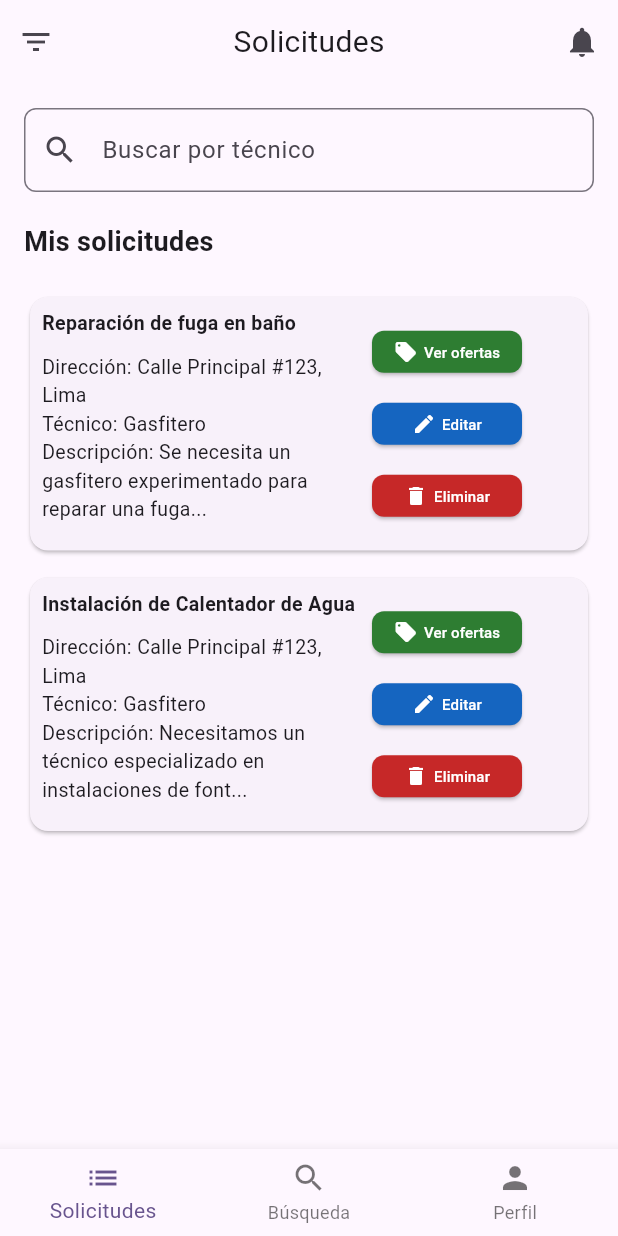
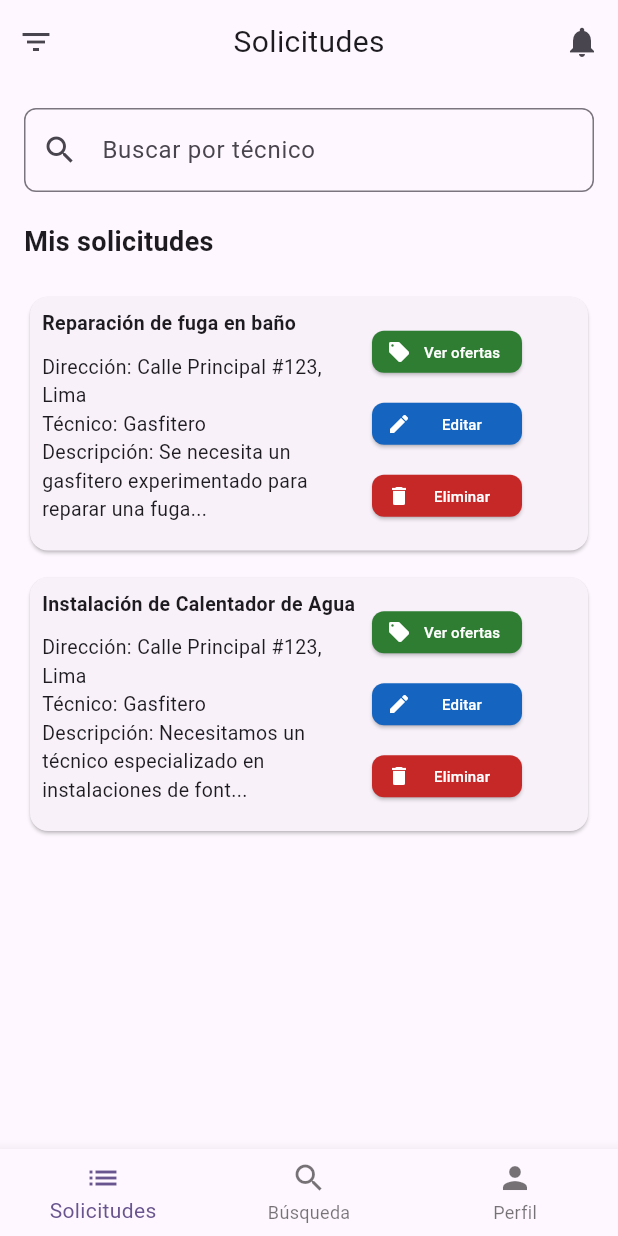
Before and after one commit to AM-SocialTechOrg/ServiFix_Flutter, a Flutter app: the screen it shows after launch, on a phone screen of 412 x 824 dp. Run offline on Flutter 3.47's test engine with Material 3 defaults, Android fonts, the phone set to English and light mode, and no system bars; our stand-ins replace file_picker, permission_handler, shared_preferences; missing offline and left inert: dart:ffi, jwt_decode; accounts and stored records are empty; network calls fail.

Commit message:
Creating the offers view
Co-Authored-By: Luis Alberto Siancas Retegui <112042262+DahuX04@users.noreply.github.com>
Co-Authored-By: Jean Carlos Achamizo <traxefeder@gmail.com>
Co-Authored-By: Rodrigo Raymundo  <130820365+RodrigoRG24@users.noreply.github.com>
Co-Authored-By: Lucía A. <91093842+luciaaliagat@users.noreply.github.com>

```diff
--- a/lib/main.dart
+++ b/lib/main.dart
@@ -2,6 +2,7 @@ import 'package:flutter/material.dart';
 import 'package:servifix_flutter/views/notification.dart';
 import 'package:servifix_flutter/views/request_offer.dart';
 import 'package:servifix_flutter/views/login.dart';
+import 'package:servifix_flutter/views/offer.dart';
 import 'package:provider/provider.dart';
 import 'api/provider/AuthModel.dart';
 
--- a/lib/views/request_offer.dart
+++ b/lib/views/request_offer.dart
@@ -4,6 +4,7 @@ import 'package:servifix_flutter/views/user_profile.dart';
 import 'package:servifix_flutter/api/dto/get_user_response_by_account.dart';
 import 'package:servifix_flutter/api/service/userService.dart';
 import 'package:servifix_flutter/views/notification.dart';
+import 'package:servifix_flutter/views/offer.dart';
 
 class RequestOffer extends StatefulWidget {
   const RequestOffer({Key? key}) :super(key: key);
@@ -78,13 +79,18 @@ class _OfferState extends State<RequestOffer> {
               child: Column(
                 children: [
                   ElevatedButton(
-                    onPressed: () {},
+                    onPressed: () {
+                      Navigator.push(
+                        context,
+                        MaterialPageRoute(builder: (context) => offer()),
+                      );
+                    },
                     style: ElevatedButton.styleFrom(
                       backgroundColor: Colors.green[800],
                       shape: RoundedRectangleBorder(
                         borderRadius: BorderRadius.circular(8.0),
                       ),
-                      padding: EdgeInsets.zero,
+                      padding: EdgeInsets.fromLTRB(10, 0, 10, 0),
                       minimumSize: Size(0, 28),
                     ),
                     child: Row(
@@ -93,7 +99,13 @@ class _OfferState extends State<RequestOffer> {
                       children: [
                         Icon(Icons.local_offer, size: 16, color: Colors.white),
                         SizedBox(width: 4),
-                        Text('Ver ofertas', style: TextStyle(fontSize: 10, color: Colors.white),
+                        Expanded(
+                          child: Center(
+                            child: Text(
+                              'Ver ofertas',
+                              style: TextStyle(fontSize: 10, color: Colors.white),
+                            ),
+                          ),
                         ),
                       ],
                     ),
@@ -105,7 +117,7 @@ class _OfferState extends State<RequestOffer> {
                       shape: RoundedRectangleBorder(
                         borderRadius: BorderRadius.circular(8.0),
                       ),
-                      padding: EdgeInsets.zero,
+                      padding: EdgeInsets.fromLTRB(10, 0, 10, 0),
                       minimumSize: Size(0, 28),
                     ),
                     child: Row(
@@ -114,7 +126,13 @@ class _OfferState extends State<RequestOffer> {
                       children: [
                         Icon(Icons.edit, size: 16, color: Colors.white),
                         SizedBox(width: 4),
-                        Text('Editar', style: TextStyle(fontSize: 10, color: Colors.white),
+                        Expanded(
+                          child: Center(
+                            child: Text(
+                              'Editar',
+                              style: TextStyle(fontSize: 10, color: Colors.white),
+                            ),
+                          ),
                         ),
                       ],
                     ),
@@ -126,7 +144,7 @@ class _OfferState extends State<RequestOffer> {
                       shape: RoundedRectangleBorder(
                         borderRadius: BorderRadius.circular(8.0),
                       ),
-                      padding: EdgeInsets.zero,
+                      padding: EdgeInsets.fromLTRB(10, 0, 10, 0),
                       minimumSize: Size(0, 28),
                     ),
                     child: Row(
@@ -135,7 +153,13 @@ class _OfferState extends State<RequestOffer> {
                       children: [
                         Icon(Icons.delete, size: 16, color: Colors.white),
                         SizedBox(width: 4),
-                        Text('Eliminar', style: TextStyle(fontSize: 10, color: Colors.white),
+                        Expanded(
+                          child: Center(
+                            child: Text(
+                              'Eliminar',
+                              style: TextStyle(fontSize: 10, color: Colors.white),
+                            ),
+                          ),
                         ),
                       ],
                     ),
```
Also changed, not shown: lib/views/offer.dart (added, +207 -0 lines).
